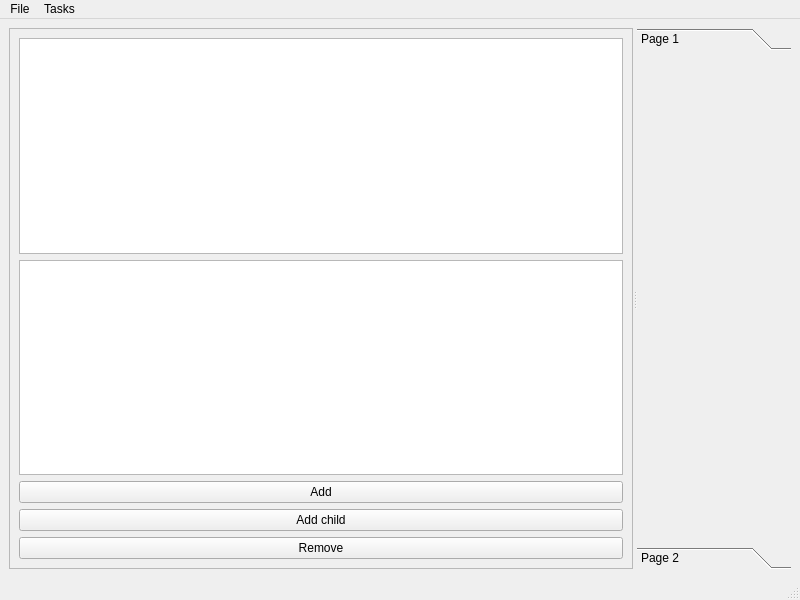
This is mainwindow.ui in ya-breeze/TM as Qt 5 draws it before an edit. The edited form follows.
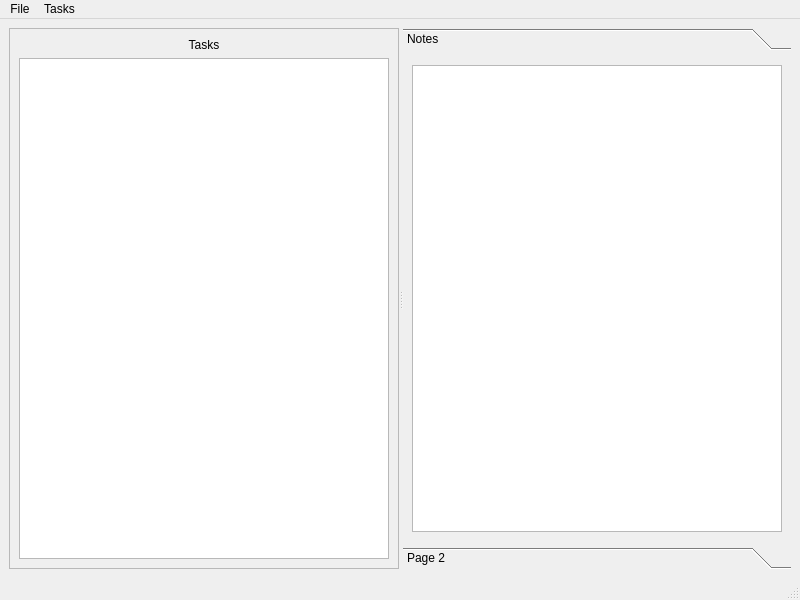
This is the edited form.

```diff
--- a/mainwindow.ui
+++ b/mainwindow.ui
@@ -28,6 +28,16 @@
         <enum>QFrame::Raised</enum>
        </property>
        <layout class="QVBoxLayout" name="verticalLayout">
+        <item>
+         <widget class="QLabel" name="label">
+          <property name="text">
+           <string>Tasks</string>
+          </property>
+          <property name="alignment">
+           <set>Qt::AlignCenter</set>
+          </property>
+         </widget>
+        </item>
         <item>
          <widget class="QTreeView" name="treeView">
           <property name="animated">
@@ -35,30 +45,6 @@
           </property>
          </widget>
         </item>
-        <item>
-         <widget class="QListView" name="listView"/>
-        </item>
-        <item>
-         <widget class="QPushButton" name="btnAdd">
-          <property name="text">
-           <string>Add</string>
-          </property>
-         </widget>
-        </item>
-        <item>
-         <widget class="QPushButton" name="btnAddChild">
-          <property name="text">
-           <string>Add child</string>
-          </property>
-         </widget>
-        </item>
-        <item>
-         <widget class="QPushButton" name="btnDel">
-          <property name="text">
-           <string>Remove</string>
-          </property>
-         </widget>
-        </item>
        </layout>
       </widget>
       <widget class="QToolBox" name="toolBox">
@@ -70,13 +56,18 @@
          <rect>
           <x>0</x>
           <y>0</y>
-          <width>190</width>
+          <width>385</width>
           <height>455</height>
          </rect>
         </property>
         <attribute name="label">
-         <string>Page 1</string>
+         <string>Notes</string>
         </attribute>
+        <layout class="QVBoxLayout" name="verticalLayout_3">
+         <item>
+          <widget class="QTextEdit" name="Notes"/>
+         </item>
+        </layout>
        </widget>
        <widget class="QWidget" name="page_2">
         <property name="geometry">
```
Left out of the diff: 31 changed lines with no effect on the pictures.
